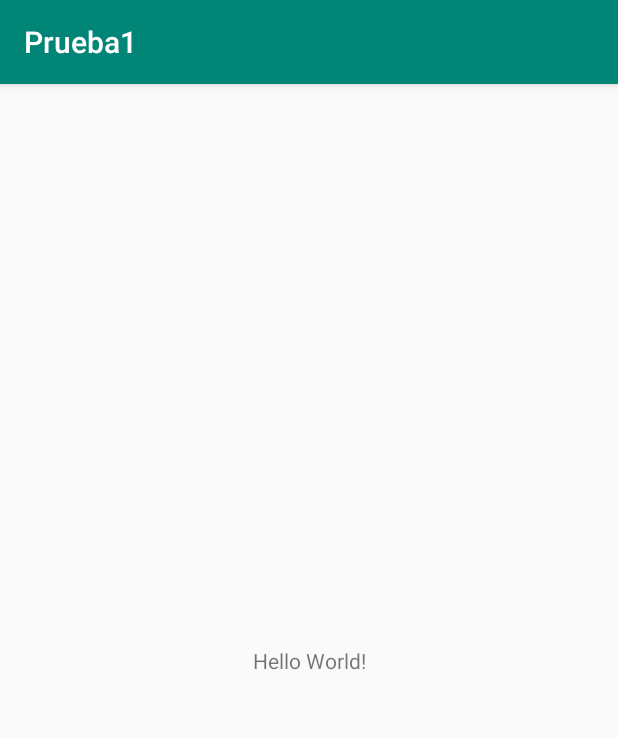
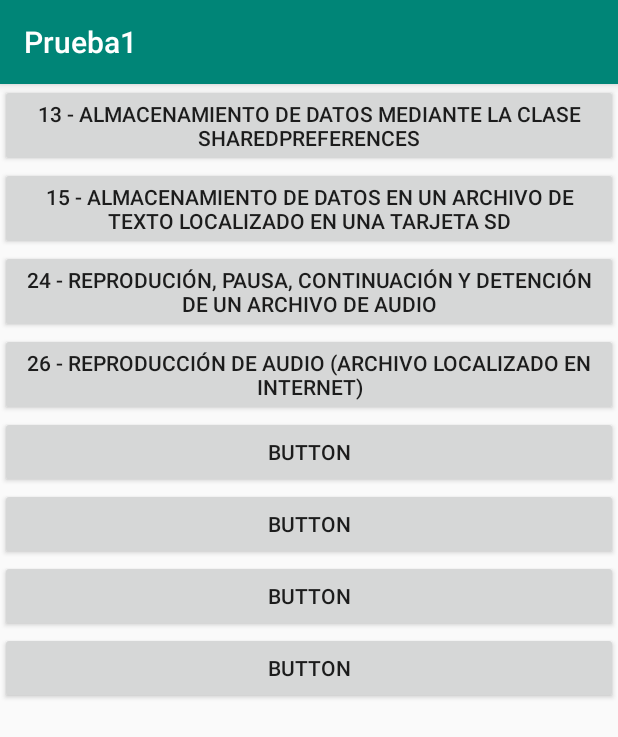
Before and after one commit to Jorge710/Prueba1, an Android app: the screen it shows after launch (MainActivity), on a phone screen of 412 x 824 dp. Shown: the top 737 px of the screen. Run offline under Robolectric (Android 15) with nearby library versions, the phone set to English and light mode, and no system bars.

Commit message:
Menu Principal (Home) añadido botones Scroll, actividades 13 y actividad 14 realizadas con funcionalidad.

```diff
--- a/app/src/main/AndroidManifest.xml
+++ b/app/src/main/AndroidManifest.xml
@@ -9,6 +9,8 @@
         android:roundIcon="@mipmap/ic_launcher_round"
         android:supportsRtl="true"
         android:theme="@style/AppTheme">
+        <activity android:name=".activity_13"></activity>
+        <activity android:name=".activity_24" />
         <activity android:name=".MainActivity">
             <intent-filter>
                 <action android:name="android.intent.action.MAIN" />
--- a/app/src/main/res/layout/activity_main.xml
+++ b/app/src/main/res/layout/activity_main.xml
@@ -1,18 +1,65 @@
 <?xml version="1.0" encoding="utf-8"?>
-<androidx.constraintlayout.widget.ConstraintLayout xmlns:android="http://schemas.android.com/apk/res/android"
+<ScrollView
+    xmlns:android="http://schemas.android.com/apk/res/android"
     xmlns:app="http://schemas.android.com/apk/res-auto"
     xmlns:tools="http://schemas.android.com/tools"
     android:layout_width="match_parent"
     android:layout_height="match_parent"
     tools:context=".MainActivity">
 
-    <TextView
-        android:layout_width="wrap_content"
+    <LinearLayout
+        android:layout_width="match_parent"
         android:layout_height="wrap_content"
-        android:text="Hello World!"
-        app:layout_constraintBottom_toBottomOf="parent"
-        app:layout_constraintLeft_toLeftOf="parent"
-        app:layout_constraintRight_toRightOf="parent"
-        app:layout_constraintTop_toTopOf="parent" />
+        android:orientation="vertical">
 
-</androidx.constraintlayout.widget.ConstraintLayout>
+        <Button
+            android:id="@+id/btn13"
+            android:layout_width="match_parent"
+            android:layout_height="wrap_content"
+            android:onClick="activity13"
+            android:text="13 - Almacenamiento de datos mediante la clase SharedPreferences" />
+
+        <Button
+            android:id="@+id/btn15"
+            android:layout_width="match_parent"
+            android:layout_height="wrap_content"
+            android:text="15 - Almacenamiento de datos en un archivo de texto localizado en una tarjeta SD" />
+
+        <Button
+            android:id="@+id/btn24"
+            android:layout_width="match_parent"
+            android:layout_height="wrap_content"
+            android:onClick="activity24"
+            android:text="24 - Reprodución, pausa, continuación y detención de un archivo de audio" />
+
+        <Button
+            android:id="@+id/btn26"
+            android:layout_width="match_parent"
+            android:layout_height="wrap_content"
+            android:text="26 - Reproducción de audio (archivo localizado en internet)" />
+
+        <Button
+            android:id="@+id/button4"
+            android:layout_width="match_parent"
+            android:layout_height="wrap_content"
+            android:text="Button" />
+
+        <Button
+            android:id="@+id/button3"
+            android:layout_width="match_parent"
+            android:layout_height="wrap_content"
+            android:text="Button" />
+
+        <Button
+            android:id="@+id/button"
+            android:layout_width="match_parent"
+            android:layout_height="wrap_content"
+            android:text="Button" />
+
+        <Button
+            android:id="@+id/button2"
+            android:layout_width="match_parent"
+            android:layout_height="wrap_content"
+            android:text="Button" />
+    </LinearLayout>
+</ScrollView>
```
Also changed, not shown: app/src/main/java/com/example/prueba1/MainActivity.java (+14 -0 lines), app/src/main/java/com/example/prueba1/activity_13.java (added, +60 -0 lines), app/src/main/java/com/example/prueba1/activity_24.java (added, +71 -0 lines), app/src/main/res/layout/activity_13.xml (added, +90 -0 lines), app/src/main/res/layout/activity_24.xml (added, +73 -0 lines), 1 other file.
